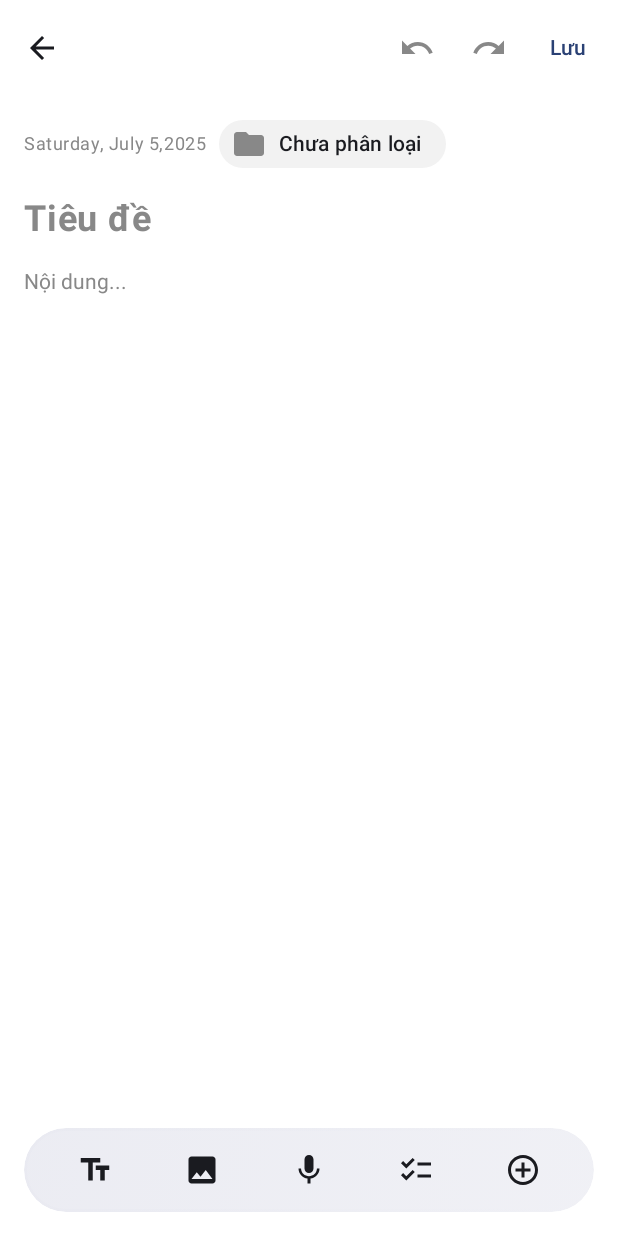
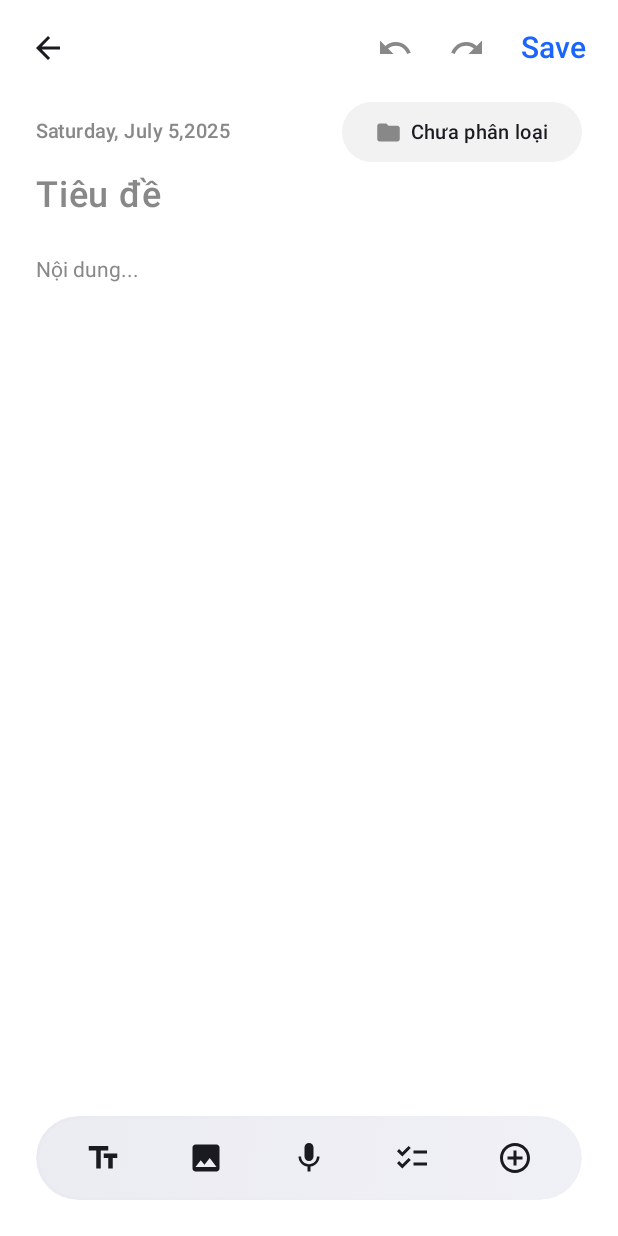
Before and after one commit to Qhuy204/noteeditor-screen, an Android app built with Jetpack Compose: the screen it shows after launch (MainActivity), on a phone screen of 412 x 824 dp. Run offline under Robolectric (Android 15) with nearby library versions, the phone set to English and light mode, and no system bars.

Commit message:
05/7/25 - QHuy - Enhance UI

```diff
--- a/app/src/main/java/com/example/noteeditor/NoteEditorScreen.kt
+++ b/app/src/main/java/com/example/noteeditor/NoteEditorScreen.kt
@@ -61,7 +61,7 @@ fun NoteEditorScreen(
 
     var tempImageUri by remember { mutableStateOf<Uri?>(null) }
 
-    // [MỚI] Trạng thái cho kéo thả
+    // Trạng thái cho kéo thả
     var draggingBlockIndex by remember { mutableStateOf<Int?>(null) }
     var currentDropTargetIndex by remember { mutableStateOf<Int?>(null) }
     val localDensity = LocalDensity.current
@@ -77,7 +77,7 @@ fun NoteEditorScreen(
         }
     }
 
-    // [MỚI] Launcher để mở ảnh trong thư viện
+    // Launcher để mở ảnh trong thư viện
     val openImageInGalleryLauncher = rememberLauncherForActivityResult(
         contract = ActivityResultContracts.StartActivityForResult()
     ) { result ->
@@ -276,7 +276,7 @@ fun NoteEditorScreen(
                 showImageSourceSheet = false
                 Log.d("NoteEditorScreen", "Image source sheet dismissed.")
             }) {
-                Column(Modifier.padding(bottom = 32.dp)) {
+                Column(Modifier.padding(bottom = 16.dp)) {
                     ListItem(
                         headlineContent = { Text("Chụp ảnh") },
                         leadingContent = { Icon(Icons.Default.PhotoCamera, null) },
@@ -306,29 +306,64 @@ fun NoteEditorScreen(
             modifier = Modifier
                 .padding(paddingValues)
                 .fillMaxSize(),
-            contentPadding = PaddingValues(horizontal = 16.dp, vertical = 8.dp)
+            contentPadding = PaddingValues(horizontal = 24.dp, vertical = 4.dp)
         ) {
             item {
                 Row(
                     verticalAlignment = Alignment.CenterVertically,
-                    modifier = Modifier.fillMaxWidth()
+                    modifier = Modifier.fillMaxWidth(),
+                    horizontalArrangement = Arrangement.SpaceBetween // Added to space out items
                 ) {
                     Text(
                         text = uiState.date,
                         style = MaterialTheme.typography.bodySmall,
-                        color = Color.Gray
+                        color = Color.Gray,
+                        fontWeight = FontWeight(500),
+                        fontSize = 13.sp // Fixed: using .sp for font size
                     )
-                    Spacer(Modifier.width(8.dp))
-                    AssistChip(
-                        onClick = { /* TODO: Category selection logic */ },
-                        label = { Text(uiState.category) },
-                        leadingIcon = { Icon(Icons.Default.Folder, contentDescription = null, tint = Color.Gray) },
-                        shape = RoundedCornerShape(20.dp),
-                        colors = AssistChipDefaults.assistChipColors(containerColor = Color(0xFFF2F2F2)),
-                        border = null
-                    )
+
+                    Box(
+                        modifier = Modifier, // Changed to allow the AssistChip to control its width
+                        contentAlignment = Alignment.CenterEnd // Align to the end of the Row
+                    ) {
+                        AssistChip(
+                            onClick = { /* TODO: Implement click logic for category chip */ },
+                            label = {
+                                Row(
+                                    modifier = Modifier
+                                        .fillMaxWidth()
+                                        .padding(horizontal = 4.dp, vertical = 0.dp),
+                                    verticalAlignment = Alignment.CenterVertically,
+                                    horizontalArrangement = Arrangement.Center
+                                ) {
+                                    Icon(
+                                        imageVector = Icons.Default.Folder,
+                                        contentDescription = null,
+                                        tint = Color.Gray,
+                                        modifier = Modifier.size(18.dp)
+                                    )
+                                    Spacer(modifier = Modifier.width(6.dp))
+                                    Text(
+                                        text = uiState.category,
+                                        style = MaterialTheme.typography.bodySmall.copy(
+                                            fontSize = 13.sp,
+                                            fontWeight = FontWeight.SemiBold
+                                        )
+                                    )
+                                }
+                            },
+                            modifier = Modifier
+                                .width(160.dp)
+                                .height(40.dp),
+                            shape = RoundedCornerShape(20.dp),
+                            colors = AssistChipDefaults.assistChipColors(containerColor = Color(0xFFF2F2F2)),
+                            border = null
+                        )
+
+                    }
                 }
-                Spacer(Modifier.height(8.dp))
+                Spacer(Modifier.height(4.dp))
+
 
                 Box(
                     modifier = Modifier
@@ -355,14 +390,14 @@ fun NoteEditorScreen(
                         singleLine = true,
                         decorationBox = { innerTextField ->
                             if (uiState.title.isEmpty()) {
-                                Text("Tiêu đề", fontSize = 24.sp, fontWeight = FontWeight.Bold, color = Color.Gray)
+                                Text("Tiêu đề", fontSize = 24.sp, fontWeight = FontWeight.SemiBold, color = Color.Gray)
                             }
                             innerTextField()
                         }
                     )
                 }
 
-                Spacer(Modifier.height(16.dp))
+                Spacer(Modifier.height(24.dp))
             }
 
             itemsIndexed(uiState.content, key = { _, block -> block.id }) { index, block ->
@@ -458,7 +493,7 @@ fun NoteEditorScreen(
                                 Log.d("NoteEditorScreen", "Toggled drawing mode for ImageBlock ${block.id}. New state: $imageIdToDraw")
                             },
                             onCopy = { imageIdToCopy -> // Callback copy ảnh
-                                viewModel.copyImage(imageIdToCopy)
+                                viewModel.copyImage(context, imageIdToCopy) // Truyền context vào đây
                                 Log.d("NoteEditorScreen", "Copied ImageBlock: $imageIdToCopy")
                             },
                             onOpenInGallery = { imageIdToOpen -> // Callback mở ảnh trong thư viện
--- a/app/src/main/java/com/example/noteeditor/NoteViewModel.kt
+++ b/app/src/main/java/com/example/noteeditor/NoteViewModel.kt
@@ -1,6 +1,8 @@
 // File: NoteViewModel.kt
 package com.example.noteeditor
 
+import android.content.ClipData
+import android.content.ClipboardManager
 import android.content.Context
 import android.media.MediaPlayer
 import android.media.MediaRecorder
@@ -600,19 +602,19 @@ class NoteViewModel : ViewModel() {
         }
     }
 
-    // Copy ảnh (logic placeholder)
-    fun copyImage(blockId: String) {
-        Log.d("NoteViewModel", "Copying image with ID: $blockId (Placeholder)")
-        // Trong một ứng dụng thực tế, bạn sẽ copy Uri của ảnh vào clipboard
-        // hoặc copy bitmap của ảnh. Việc này yêu cầu Context và các API Android.
-        // Ví dụ:
-        // val uri = (_uiState.value.content.find { it.id == blockId } as? ImageBlock)?.uri
-        // uri?.let {
-        //     val clipboardManager = context.getSystemService(Context.CLIPBOARD_SERVICE) as ClipboardManager
-        //     val clipData = ClipData.newUri(context.contentResolver, "Image", it)
-        //     clipboardManager.setPrimaryClip(clipData)
-        //     Log.d("NoteViewModel", "Image URI copied to clipboard: $it")
-        // }
+    // Copy ảnh
+    fun copyImage(context: Context, blockId: String) {
+        val imageBlock = _uiState.value.content.find { it.id == blockId } as? ImageBlock
+        imageBlock?.uri?.let { uri ->
+            try {
+                val clipboardManager = context.getSystemService(Context.CLIPBOARD_SERVICE) as ClipboardManager
+                val clipData = ClipData.newUri(context.contentResolver, "Image", uri)
+                clipboardManager.setPrimaryClip(clipData)
+                Log.d("NoteViewModel", "Image URI copied to clipboard: $uri")
+            } catch (e: Exception) {
+                Log.e("NoteViewModel", "Failed to copy image URI to clipboard: ${e.message}", e)
+            }
+        } ?: Log.e("NoteViewModel", "Image block or URI not found for ID: $blockId")
     }
 
     // Mở ảnh trong thư viện (logic placeholder)
--- a/app/src/main/java/com/example/noteeditor/composables/ContentBlocks.kt
+++ b/app/src/main/java/com/example/noteeditor/composables/ContentBlocks.kt
@@ -469,7 +469,7 @@ fun AudioBlockComposable(
                 horizontalArrangement = Arrangement.spacedBy(4.dp)
             ) {
                 Text(
-                    text = block.duration, // Luôn hiển thị duration đã lưu
+                    text = block.duration,
                     style = MaterialTheme.typography.bodyMedium,
                     color = accentColor,
                     modifier = Modifier.padding(end = 4.dp)
--- a/app/src/main/java/com/example/noteeditor/composables/Toolbars.kt
+++ b/app/src/main/java/com/example/noteeditor/composables/Toolbars.kt
@@ -52,7 +52,15 @@ fun NoteEditorTopAppBar(
             IconButton(onClick = onRedoClick, enabled = canRedo) {
                 Icon(Icons.Default.Redo, "Redo", tint = if (canRedo) LocalContentColor.current else Color.Gray)
             }
-            TextButton(onClick = onSaveClick) { Text("Lưu") }
+            TextButton(onClick = onSaveClick) {
+                Text(
+                    text = "Save",
+                    fontSize = 20.sp,
+                    fontWeight = FontWeight.SemiBold,
+                    color = Color(0xFF1A65FF)
+                )
+
+            }
         },
         colors = TopAppBarDefaults.topAppBarColors(
             containerColor = Color.Transparent,
@@ -60,7 +68,8 @@ fun NoteEditorTopAppBar(
             navigationIconContentColor = LocalContentColor.current,
             actionIconContentColor = LocalContentColor.current,
             titleContentColor = LocalContentColor.current
-        )
+        ),
+        modifier = Modifier.padding(horizontal = 4.dp)
     )
 }
 
@@ -95,9 +104,9 @@ fun TransformingBottomToolbar(
     // Thanh công cụ sẽ phẳng (không có bo góc/padding) khi bàn phím hiện.
     // Giao diện ghi âm sẽ có cùng hình dạng nên không ảnh hưởng đến logic này.
     val isFlat = isKeyboardVisible
-    val horizontalPadding by animateDpAsState(targetValue = if (isFlat) 0.dp else 16.dp, animationSpec = animSpec, label = "HorizontalPadding")
+    val horizontalPadding by animateDpAsState(targetValue = if (isFlat) 0.dp else 24.dp, animationSpec = animSpec, label = "HorizontalPadding")
     val cornerRadius by animateDpAsState(targetValue = if (isFlat) 0.dp else 32.dp, animationSpec = animSpec, label = "CornerRadius")
-    val surfaceBottomPadding by animateDpAsState(targetValue = if (isFlat) 0.dp else 16.dp, animationSpec = animSpec, label = "SurfaceBottomPadding")
+    val surfaceBottomPadding by animateDpAsState(targetValue = if (isFlat) 0.dp else 24.dp, animationSpec = animSpec, label = "SurfaceBottomPadding")
 
     // Box này xử lý vị trí tổng thể và padding cho bàn phím (IME)
     Box(
@@ -201,7 +210,7 @@ private fun InlineRecordingBar(
 
     Row(
         modifier = modifier
-            .padding(horizontal = 16.dp),
+            .padding(horizontal = 24.dp),
         horizontalArrangement = Arrangement.SpaceBetween,
         verticalAlignment = Alignment.CenterVertically
     ) {
```
